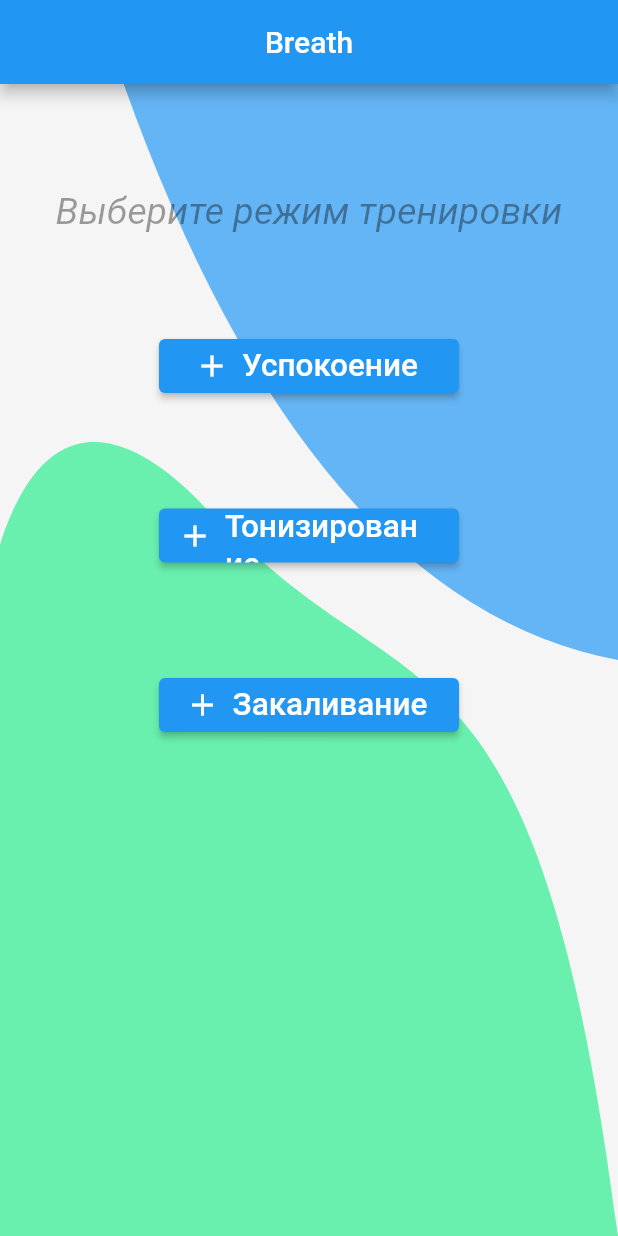
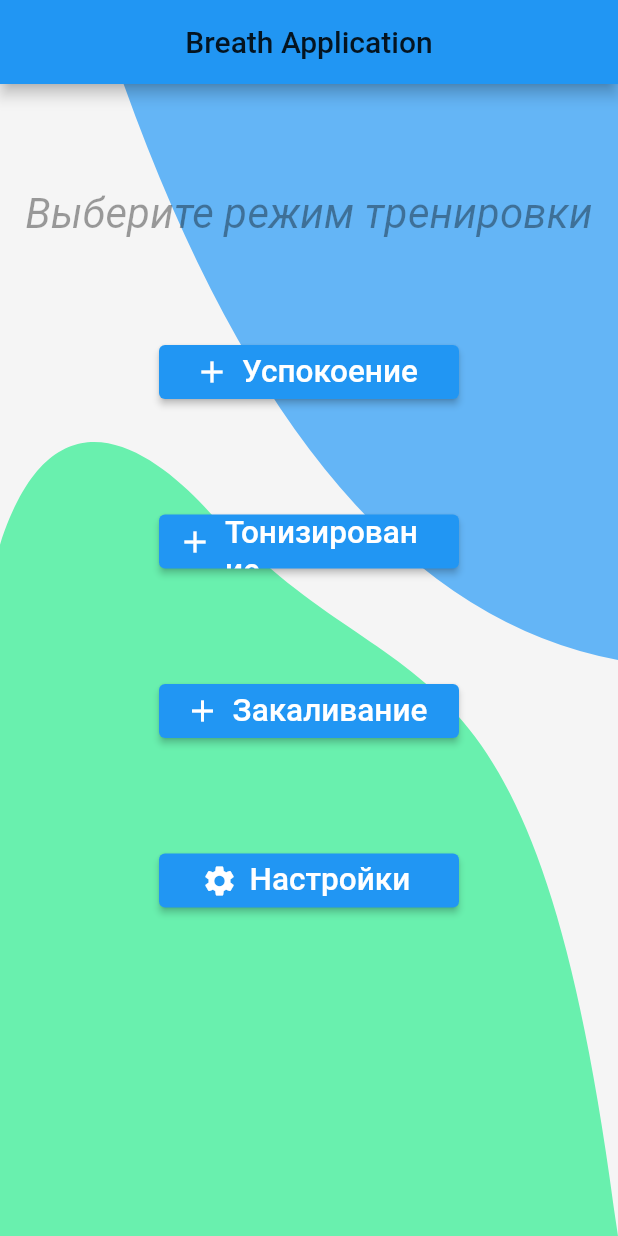
Before and after one commit to kwetru/breath, a Flutter app: the screen it shows after launch, on a phone screen of 412 x 824 dp. Run offline on Flutter 3.47's test engine with Material 2 defaults, Android fonts, the phone set to English and light mode, and no system bars; Roboto replaces fonts that are missing (ZenKurenaido).

Commit message:
appbar color (black) settings w/ new screen (dark theme)

```diff
--- a/lib/main.dart
+++ b/lib/main.dart
@@ -1,4 +1,5 @@
 
+import 'package:breath/src/settings_screen.dart';
 import 'package:flutter/material.dart';
 import 'package:breath/src/home.dart';
 import 'package:breath/src/two_screen.dart';
@@ -11,6 +12,7 @@
   initialRoute: '/',
   routes: {
     '/': (context) => Home(),
-    '/two': (context) => Twoscreen()
+    '/two': (context) => Twoscreen(),
+    '/settings': (context) => Settingsscreen()
   },
 ));
--- a/lib/src/home.dart
+++ b/lib/src/home.dart
@@ -14,8 +14,8 @@
   Widget build(BuildContext context) {
     return Scaffold(
       appBar: AppBar(
-        title: Text('Breath'),
         centerTitle: true,
+        title: Text('Breath Application', style: TextStyle(color: Colors.black87),),
       ),
         body: CustomPaint(
           painter: BackgroundSignIn(),
@@ -26,7 +26,7 @@
                   children: [
                     Padding(padding: EdgeInsets.only(top: 70),),
                     Text('Выберите режим тренировки', style: TextStyle(
-                      fontSize: 25,
+                      fontSize: 28,
                       fontStyle: FontStyle.italic,
                       color: Colors.black38,
                       fontFamily: "ZenKurenaido",
@@ -70,9 +70,22 @@
                         label: Text('Закаливание', style: TextStyle(
                           fontSize: 21,
                           fontFamily: "ZenKurenaido",
-                        ),)
+                        ),),
+                    ),
+                    Padding(padding: EdgeInsets.only(top: 65),),
+                    ElevatedButton.icon(onPressed: () {
+                      Navigator.pushNamed(context, '/settings');
+                    },
+                      style: ElevatedButton.styleFrom(
+                          fixedSize: Size(200, 34)// put the width and height you want
+                      ),
+                      icon: Icon(Icons.settings),
+                      label: Text('Настройки', style: TextStyle(
+                        fontSize: 21,
+                        fontFamily: "ZenKurenaido",
+                      ),),
 
-                    )
+                    ),
                   ],
                 ),
               ],
```
Also changed, not shown: lib/src/settings_screen.dart (added, +83 -0 lines).
